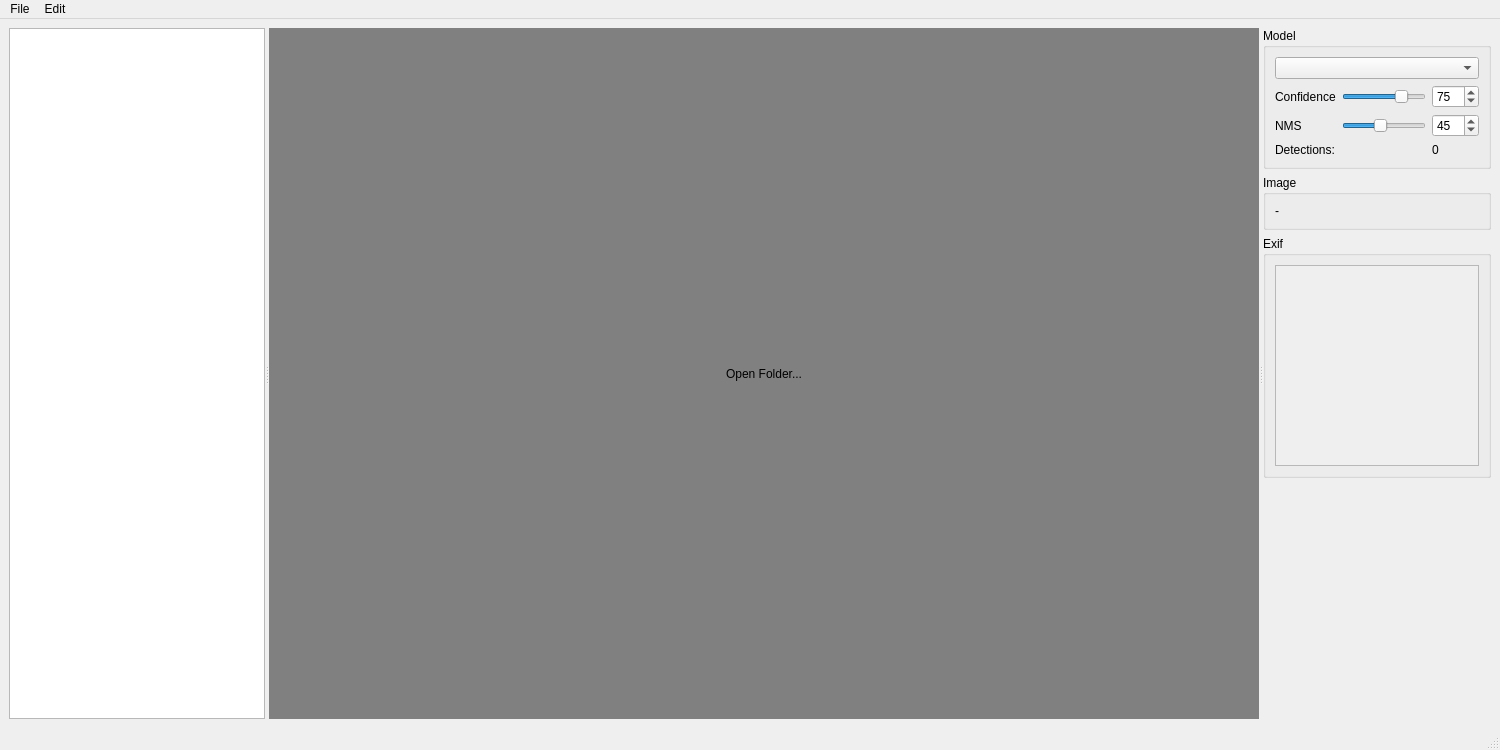
Before: the Qt Designer form modelviewer/model_viewer_gui.ui in kenwer/detectorist, drawn with Qt 5.
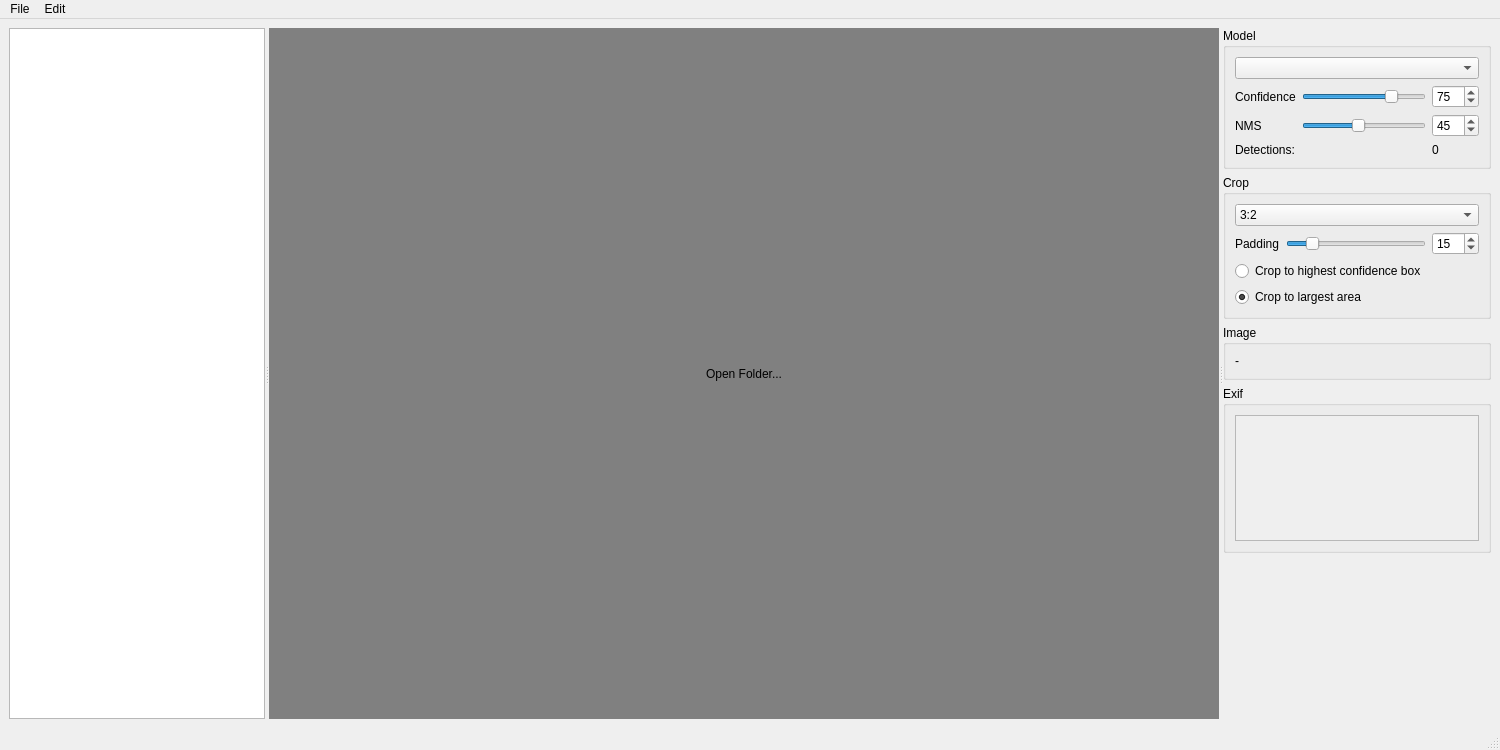
After: the same form once the commit is applied.

Commit message: prepare UI for crop support

The edit to the form file:
```diff
--- a/modelviewer/model_viewer_gui.ui
+++ b/modelviewer/model_viewer_gui.ui
@@ -196,6 +196,108 @@
           </layout>
          </widget>
         </item>
+        <item>
+         <widget class="QGroupBox" name="cropInfoGroupBox">
+          <property name="title">
+           <string>Crop</string>
+          </property>
+          <layout class="QGridLayout" name="grdlyt_crop">
+           <item row="0" column="0" colspan="3">
+            <widget class="QComboBox" name="cropRatioComboBox">
+             <item>
+              <property name="text">
+               <string>3:2</string>
+              </property>
+             </item>
+             <item>
+              <property name="text">
+               <string>4:3</string>
+              </property>
+             </item>
+             <item>
+              <property name="text">
+               <string>16:9</string>
+              </property>
+             </item>
+            </widget>
+           </item>
+           <item row="1" column="0">
+            <widget class="QLabel" name="paddingLabel">
+             <property name="toolTip">
+              <string>The padding added to the crop (percent of the image size in percent)</string>
+             </property>
+             <property name="text">
+              <string>Padding</string>
+             </property>
+            </widget>
+           </item>
+           <item row="1" column="1">
+            <widget class="QSlider" name="paddingSlider">
+             <property name="enabled">
+              <bool>true</bool>
+             </property>
+             <property name="sizePolicy">
+              <sizepolicy hsizetype="MinimumExpanding" vsizetype="Fixed">
+               <horstretch>1</horstretch>
+               <verstretch>0</verstretch>
+              </sizepolicy>
+             </property>
+             <property name="toolTip">
+              <string>The padding added to the crop (percent of the image size in percent)</string>
+             </property>
+             <property name="maximum">
+              <number>100</number>
+             </property>
+             <property name="singleStep">
+              <number>10</number>
+             </property>
+             <property name="sliderPosition">
+              <number>15</number>
+             </property>
+             <property name="orientation">
+              <enum>Qt::Orientation::Horizontal</enum>
+             </property>
+             <property name="tickPosition">
+              <enum>QSlider::TickPosition::NoTicks</enum>
+             </property>
+            </widget>
+           </item>
+           <item row="1" column="2">
+            <widget class="QSpinBox" name="paddingSpinBox">
+             <property name="maximum">
+              <number>100</number>
+             </property>
+             <property name="value">
+              <number>15</number>
+             </property>
+            </widget>
+           </item>
+           <item row="2" column="0" colspan="2">
+            <widget class="QRadioButton" name="rb_crop_to_top_conf">
+             <property name="text">
+              <string>Crop to highest confidence box</string>
+             </property>
+             <attribute name="buttonGroup">
+              <string notr="true">btngroup_crop</string>
+             </attribute>
+            </widget>
+           </item>
+           <item row="3" column="0" colspan="2">
+            <widget class="QRadioButton" name="rb_crop_largest_area">
+             <property name="text">
+              <string>Crop to largest area</string>
+             </property>
+             <property name="checked">
+              <bool>true</bool>
+             </property>
+             <attribute name="buttonGroup">
+              <string notr="true">btngroup_crop</string>
+             </attribute>
+            </widget>
+           </item>
+          </layout>
+         </widget>
+        </item>
         <item>
          <widget class="QGroupBox" name="imageInfoGroupBox">
           <property name="title">
@@ -228,8 +330,8 @@
                <rect>
                 <x>0</x>
                 <y>0</y>
-                <width>212</width>
-                <height>167</height>
+                <width>260</width>
+                <height>84</height>
                </rect>
               </property>
               <layout class="QHBoxLayout" name="horizontalLayout">
```
Left out of the diff: 185 changed lines with no effect on the pictures. The commit also changes 1 other file.
